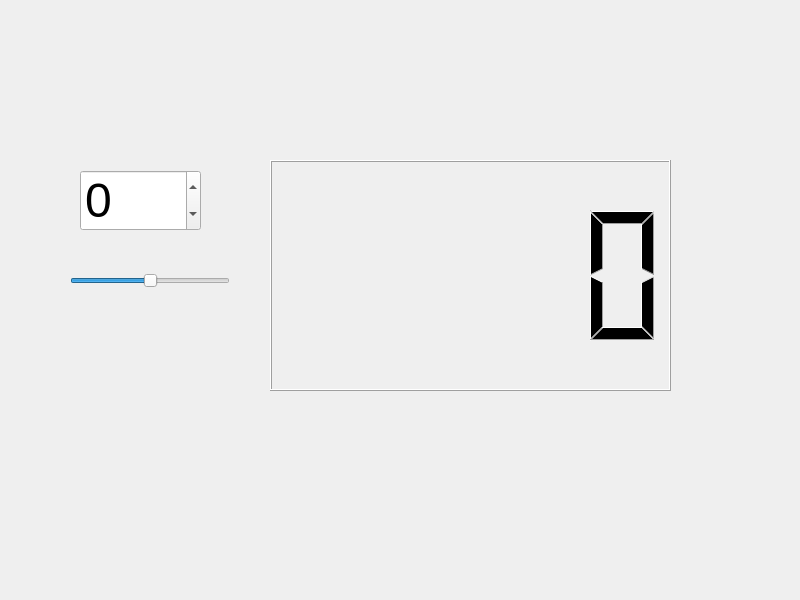
First picture: the form in widget.ui, repository bughsu/Spinbox, before the edit.
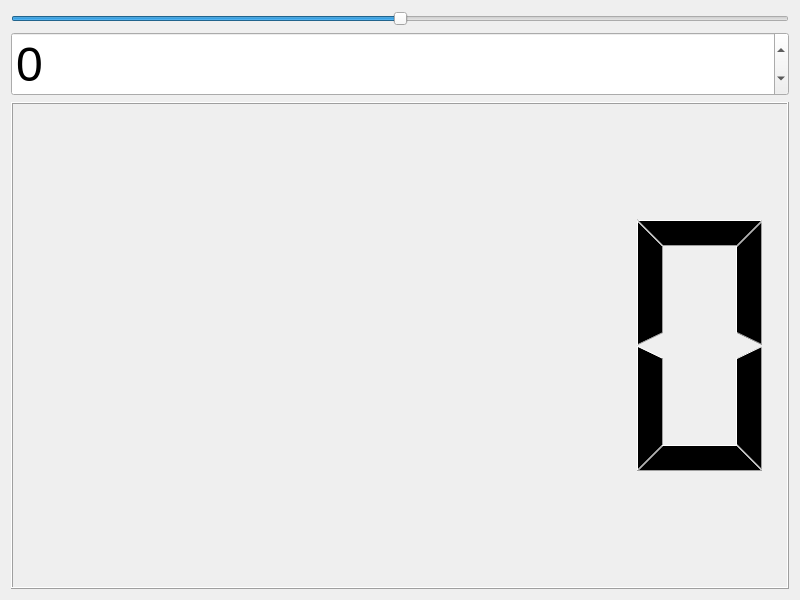
Second picture: the form after the edit.

Commit message: project completed

The edit to the form file:
```diff
--- a/widget.ui
+++ b/widget.ui
@@ -13,15 +13,22 @@
   <property name="windowTitle">
    <string>Widget</string>
   </property>
+  <layout class="QVBoxLayout" name="verticalLayout">
+   <item>
+    <widget class="QSlider" name="horizontalSlider">
+     <property name="minimum">
+      <number>-100</number>
+     </property>
+     <property name="maximum">
+      <number>100</number>
+     </property>
+     <property name="orientation">
+      <enum>Qt::Orientation::Horizontal</enum>
+     </property>
+    </widget>
+   </item>
+   <item>
   <widget class="QSpinBox" name="spinBox">
-   <property name="geometry">
-    <rect>
-     <x>80</x>
-     <y>170</y>
-     <width>121</width>
-     <height>61</height>
-    </rect>
-   </property>
    <property name="font">
     <font>
      <pointsize>36</pointsize>
@@ -37,35 +44,11 @@
     <number>10</number>
    </property>
   </widget>
-  <widget class="QSlider" name="horizontalSlider">
-   <property name="geometry">
-    <rect>
-     <x>70</x>
-     <y>270</y>
-     <width>160</width>
-     <height>22</height>
-    </rect>
-   </property>
-   <property name="minimum">
-    <number>-100</number>
-   </property>
-   <property name="maximum">
-    <number>100</number>
-   </property>
-   <property name="orientation">
-    <enum>Qt::Orientation::Horizontal</enum>
-   </property>
-  </widget>
-  <widget class="QLCDNumber" name="lcdNumber">
-   <property name="geometry">
-    <rect>
-     <x>270</x>
-     <y>160</y>
-     <width>401</width>
-     <height>231</height>
-    </rect>
-   </property>
-  </widget>
+   </item>
+   <item>
+    <widget class="QLCDNumber" name="lcdNumber"/>
+   </item>
+  </layout>
  </widget>
  <resources/>
  <connections>
```
Lines whose indentation alone changed are shown as unchanged.
